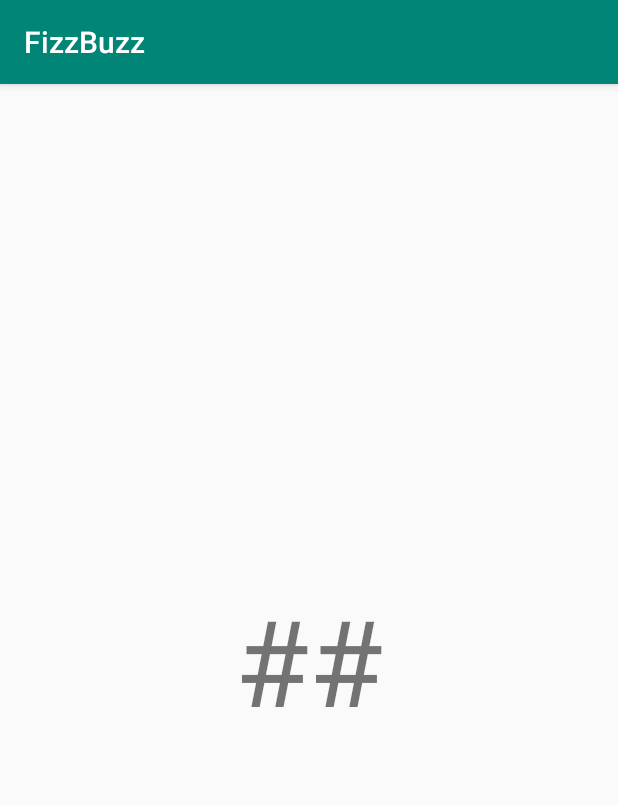
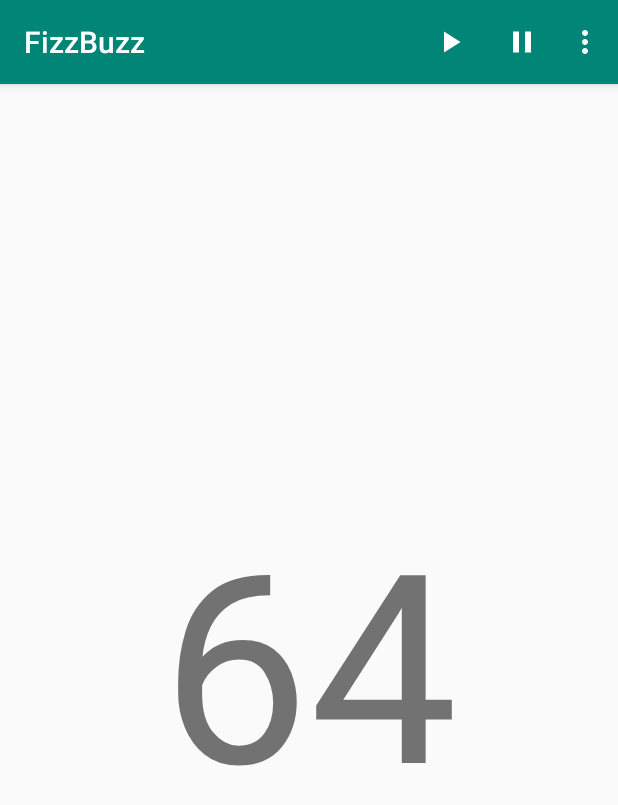
Before and after one commit to JohnvBailey/FizzBuzz-game, an Android app: the screen it shows after launch (MainActivity), on a phone screen of 412 x 824 dp. Shown: the top 805 px of the screen. Run offline under Robolectric (Android 15) with nearby library versions, the phone set to English and light mode, and no system bars.

Commit message:
Blood sweat tears

```diff
--- a/app/src/main/AndroidManifest.xml
+++ b/app/src/main/AndroidManifest.xml
@@ -9,6 +9,11 @@
     android:roundIcon="@mipmap/ic_launcher_round"
     android:supportsRtl="true"
     android:theme="@style/AppTheme">
+    <activity
+      android:name=".SettingsActivity"
+      android:label="Settings"
+      android:parentActivityName=".MainActivity"/>
+
     <activity android:name=".MainActivity">
       <intent-filter>
         <action android:name="android.intent.action.MAIN"/>
--- a/app/src/main/java/edu/cnm/deepdive/fizzbuzz/MainActivity.java
+++ b/app/src/main/java/edu/cnm/deepdive/fizzbuzz/MainActivity.java
@@ -1,13 +1,82 @@
 package edu.cnm.deepdive.fizzbuzz;
 
+import android.content.Intent;
+import android.view.Menu;
+import android.view.MenuItem;
+import android.widget.TextView;
 import androidx.appcompat.app.AppCompatActivity;
 import android.os.Bundle;
+import java.util.Random;
+import java.util.Timer;
+import java.util.TimerTask;
 
 public class MainActivity extends AppCompatActivity {
+  private int value;
+  private TextView valueDisplay;
+  private Timer timer;
 
   @Override
   protected void onCreate(Bundle savedInstanceState) {
     super.onCreate(savedInstanceState);
     setContentView(R.layout.activity_main);
+    valueDisplay = findViewById(R.id.value_display);
+
   }
-}
+
+  @Override
+  public boolean onCreateOptionsMenu(Menu menu) {
+    getMenuInflater().inflate(R.menu.options,menu);
+    return true;
+  }
+
+  @Override
+  protected void onResume() {
+    super.onResume();
+    timer = new Timer();
+    timer.schedule(new RandomValueTask(), 0, 3000); //FIXME This should read preferences.
+  }
+
+  @Override
+  protected void onPause() {
+    super.onPause();
+    if (timer != null) {
+      timer.cancel();
+      timer = null;
+    }
+  }
+
+  @Override
+  public boolean onOptionsItemSelected(MenuItem item) {
+    boolean handled = true;
+    switch (item.getItemId()) {
+      case R.id.play:
+        // TODO Start runnign game hide play item
+        break;
+      case R.id.Pause:
+        // TODO Pause running game, hide Pause item, show Play item.
+        break;
+      case R.id.settings:
+        Intent intent = new Intent(this, SettingsActivity.class);
+        startActivity(intent);
+        break;
+      default:
+        handled = super.onOptionsItemSelected(item);
+        break;
+
+    }
+
+            return handled;
+
+  }
+  private class RandomValueTask extends TimerTask{
+
+    private Random rng = new Random();
+
+    @Override
+    public void run() {
+      value = rng.nextInt(100);
+      runOnUiThread(() ->valueDisplay.setText(Integer.toString(value)));
+
+    }
+  }
+  }
--- a/app/src/main/res/layout/activity_main.xml
+++ b/app/src/main/res/layout/activity_main.xml
@@ -8,13 +8,21 @@
   tools:context=".MainActivity">
 
   <TextView
-    android:layout_width="wrap_content"
-    android:layout_height="wrap_content"
+    android:id="@+id/value_display"
+    android:layout_width="0dp"
+    android:layout_height="0dp"
     android:text="@string/mockup_value"
-    android:textSize="80sp"
     app:layout_constraintBottom_toBottomOf="parent"
     app:layout_constraintLeft_toLeftOf="parent"
     app:layout_constraintRight_toRightOf="parent"
-    app:layout_constraintTop_toTopOf="parent"/>
+    app:layout_constraintTop_toTopOf="parent"
+    app:layout_constraintWidth_percent="1"
+    app:layout_constraintHeight_percent="1"
+    android:gravity="center"
+    android:autoSizeTextType="uniform"
+    android:autoSizeMinTextSize="48sp"
+    android:autoSizeMaxTextSize="180sp"
+    android:autoSizeStepGranularity="8sp"
+    />
 
 </androidx.constraintlayout.widget.ConstraintLayout>
--- a/app/src/main/res/menu/options.xml
+++ b/app/src/main/res/menu/options.xml
@@ -14,7 +14,7 @@
     app:showAsAction="always"/>
 
   <item
-    android:id="@+id/Settings"
+    android:id="@+id/settings"
     android:title="@string/settings"
     app:showAsAction="never"/>
 
```
Also changed, not shown: app/build.gradle (+11 -4 lines), app/src/main/java/edu/cnm/deepdive/fizzbuzz/SettingsActivity.java (added, +28 -0 lines), app/src/main/res/layout/activity_settings.xml (added, +14 -0 lines), app/src/main/res/values/integers.xml (added, +7 -0 lines), app/src/main/res/values/strings.xml (+11 -0 lines), app/src/main/res/xml/preferences.xml (added, +26 -0 lines).
